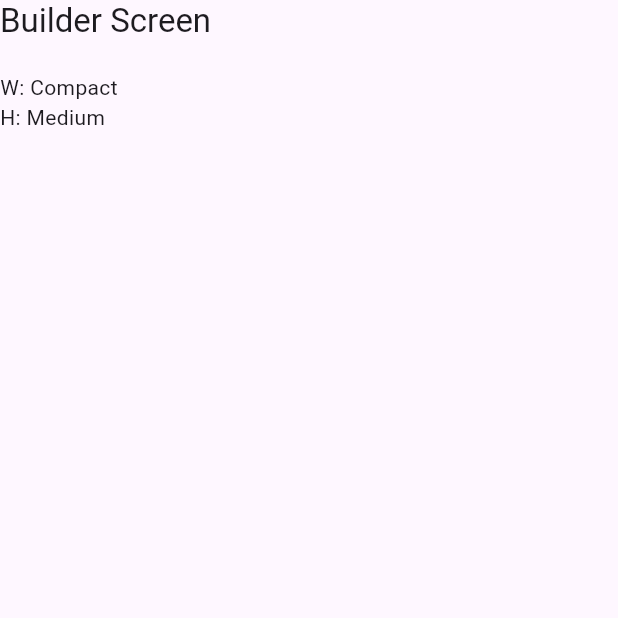
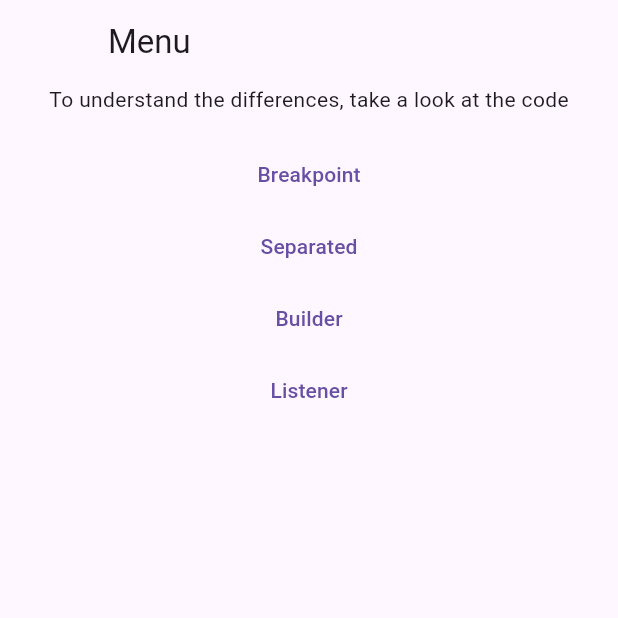
Before and after one commit to YukiAttano/responsive_ux, a Flutter app: the screen it shows after launch, on a phone screen of 412 x 824 dp, the top half of it. Run offline on Flutter 3.47's test engine with Material 3 defaults, Android fonts, the phone set to English and light mode, and no system bars; our stand-ins replace flutter_riverpod, go_router.

Commit message:
improve example

```diff
--- a/example/lib/breakpoint_screen.dart
+++ b/example/lib/features/breakpoint_screen.dart
@@ -1,4 +1,4 @@
-import 'package:example/util/screen.dart';
+import 'package:example/shared/screen.dart';
 import 'package:flutter/material.dart';
 import 'package:responsive_ux/responsive_ux.dart';
 
--- a/example/lib/breakpoint_separated_screen.dart
+++ b/example/lib/features/breakpoint_separated_screen.dart
@@ -1,4 +1,4 @@
-import 'package:example/util/screen.dart';
+import 'package:example/shared/screen.dart';
 import 'package:flutter/material.dart';
 import 'package:responsive_ux/responsive_ux.dart';
 
--- a/example/lib/builder_screen.dart
+++ b/example/lib/features/builder_screen.dart
@@ -1,5 +1,5 @@
-import 'package:example/util/screen.dart';
-import 'package:example/util/window_size_extension.dart';
+import 'package:example/shared/screen.dart';
+import 'package:example/shared/window_size_extension.dart';
 import 'package:flutter/material.dart';
 import 'package:responsive_ux/responsive_ux.dart';
 
--- a/example/lib/main.dart
+++ b/example/lib/main.dart
@@ -1,31 +1,28 @@
 // ignore_for_file: prefer_const_constructors
+import 'package:example/routing/router.dart';
 import 'package:flutter/material.dart';
+import 'package:flutter_riverpod/flutter_riverpod.dart';
 import 'package:responsive_ux/responsive_ux.dart';
 
-import 'builder_screen.dart';
-
 void main() {
-  runApp(const ResponsiveUi());
+  runApp(
+    const ProviderScope(child: ResponsiveUi()),
+  );
 }
 
-class ResponsiveUi extends StatelessWidget {
+class ResponsiveUi extends ConsumerWidget {
   const ResponsiveUi({super.key});
 
   @override
-  Widget build(BuildContext context) {
-    return MaterialApp(
-      home: WindowSizeConfiguration.adaptive(
-        platform: Theme.of(context).platform,
-        /*
-          data: WindowSizeConfigurationData(
-          sizes: [WindowSizes.compact]
-        ),*/
-        child:
-          BuilderScreen(),
-          //ListenerScreen(),
-          //BreakpointScreen(),
-          //BreakpointSeparatedScreen(),
-      ),
+  Widget build(BuildContext context, WidgetRef ref) {
+    return MaterialApp.router(
+      routerConfig: ref.watch(router),
+      builder: (context, child) {
+        return WindowSizeConfiguration(
+          data: WindowSizeConfigurationData.material(),
+          child: child!,
+        );
+      },
     );
   }
 }
--- /dev/null
+++ b/example/lib/routing/router.dart
@@ -0,0 +1,95 @@
+import 'package:example/features/breakpoint_screen.dart';
+import 'package:example/features/breakpoint_separated_screen.dart';
+import 'package:example/features/builder_screen.dart';
+import 'package:example/features/listener_screen.dart';
+import 'package:example/routing/widgets/menu_screen.dart';
+import 'package:example/routing/widgets/nav_shell.dart';
+import 'package:flutter/material.dart';
+import 'package:flutter_riverpod/flutter_riverpod.dart';
+import 'package:go_router/go_router.dart';
+
+NavTarget initTarget = NavTarget.MENU;
+
+final router = Provider(
+  (ref) {
+    return GoRouter(
+      initialLocation: initTarget.route,
+      redirect: (context, state) {
+        if (state.uri.toString().isEmpty || state.uri.toString() == "/") {
+          return initTarget.route;
+        }
+      },
+      routes: [
+        ShellRoute(
+          builder: (context, state, child) {
+            return NavShell(state: state, child: child);
+          },
+          routes: [
+            GoRoute(
+              path: NavTarget.MENU.route,
+              builder: (context, state) {
+                return const MenuScreen();
+              },
+            ),
+            GoRoute(
+              path: NavTarget.BREAKPOINT.route,
+              builder: (context, state) {
+                return const BreakpointScreen();
+              },
+            ),
+            GoRoute(
+              path: NavTarget.SEPARATED.route,
+              builder: (context, state) {
+                return const BreakpointSeparatedScreen();
+              },
+            ),
+            GoRoute(
+              path: NavTarget.BUILDER.route,
+              builder: (context, state) {
+                return const BuilderScreen();
+              },
+            ),
+            GoRoute(
+              path: NavTarget.LISTENER.route,
+              builder: (context, state) {
+                return const ListenerScreen();
+              },
+            ),
+
+          ],
+        ),
+      ],
+    );
+  },
+);
+
+enum NavTarget {
+  MENU("/menu", "Menu", ""),
+  BREAKPOINT("/breakpoint", "Breakpoint",
+      "Change the window size to see how a local Breakpoint override works."),
+  SEPARATED("/separated", "Separated",
+      "Change the window size to see how two separated widgets react to changes"),
+  BUILDER("/builder", "Builder", "Change the window size to see the current size according to the global configuration"),
+  LISTENER("/listener", "Listener", "Change the window size to see the current size according to the global configuration"),
+  ;
+
+  const NavTarget(this.route, this.title, this.description);
+
+  final String route;
+  final String title;
+  final String description;
+
+  static NavTarget fromRoute(String route) {
+    for (var r in values) {
+      if (r.route == route) {
+        return r;
+      }
+    }
+
+    return MENU;
+  }
+
+  Future<void> navigate(BuildContext context) {
+    return GoRouter.of(context).push(route);
+  }
+}
--- /dev/null
+++ b/example/lib/routing/widgets/menu_screen.dart
@@ -0,0 +1,53 @@
+import 'package:example/routing/router.dart';
+import 'package:flutter/material.dart';
+
+class MenuScreen extends StatelessWidget {
+  const MenuScreen({super.key});
+
+  static const List<NavTarget> _targets = [
+    NavTarget.BREAKPOINT,
+    NavTarget.SEPARATED,
+    NavTarget.BUILDER,
+    NavTarget.LISTENER,
+  ];
+
+  @override
+  Widget build(BuildContext context) {
+    return Column(
+      children: [
+        const Text("To understand the differences, take a look at the code"),
+        const Divider(color: Colors.transparent),
+        Expanded(
+          child: ListView(
+            children: List.generate(
+              _targets.length,
+              (index) {
+                NavTarget t = _targets[index];
+
+                return _MenuEntry(target: t);
+              },
+            ),
+          ),
+        ),
+      ],
+    );
+  }
+}
+
+class _MenuEntry extends StatelessWidget {
+  final NavTarget target;
+
+  const _MenuEntry({super.key, required this.target});
+
+  @override
+  Widget build(BuildContext context) {
+    return TextButton(
+      onPressed: () => _goto(context),
+      child: Text(target.title),
+    );
+  }
+
+  void _goto(BuildContext context) {
+    target.navigate(context);
+  }
+}
--- /dev/null
+++ b/example/lib/routing/widgets/nav_shell.dart
@@ -0,0 +1,41 @@
+import 'package:example/routing/router.dart';
+import 'package:flutter/material.dart';
+import 'package:go_router/go_router.dart';
+
+class NavShell extends StatelessWidget {
+  final GoRouterState state;
+  final Widget child;
+
+  const NavShell({super.key, required this.state, required this.child});
+
+  @override
+  Widget build(BuildContext context) {
+    NavTarget target = NavTarget.fromRoute(state.uri.toString());
+
+    return Scaffold(
+      appBar: AppBar(
+        title: Text(target.title),
+        leading: Visibility(
+          visible: target != initTarget,
+          child: BackButton(
+            onPressed: () => GoRouter.of(context).go(initTarget.route),
+          ),
+        ),
+        actions: [
+          Visibility(
+            visible: target.description.isNotEmpty,
+            child: Tooltip(
+              triggerMode: TooltipTriggerMode.tap,
+              message: target.description,
+              showDuration: const Duration(seconds: 5),
+              child: const Icon(Icons.info),
+            ),
+          )
+        ],
+      ),
+      body: SafeArea(
+        child: child,
+      ),
+    );
+  }
+}
--- a/example/pubspec.yaml
+++ b/example/pubspec.yaml
@@ -39,6 +39,8 @@ dependencies:
 
   responsive_ux:
     path: "../"
+  flutter_riverpod: ^2.6.1
+  go_router: ^14.6.2
 
 dev_dependencies:
   flutter_test:
```
Also changed, not shown: example/lib/features/listener_screen.dart (renamed from example/lib/listener_screen.dart, +5 -3 lines), example/lib/shared/screen.dart (renamed from example/lib/util/screen.dart), example/lib/shared/window_size_extension.dart (renamed from example/lib/util/window_size_extension.dart), example/pubspec.lock, 2 other files.
